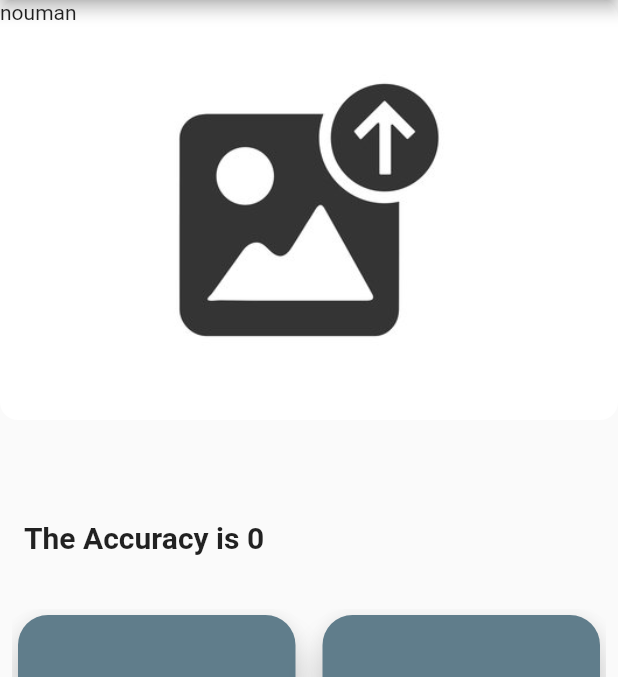
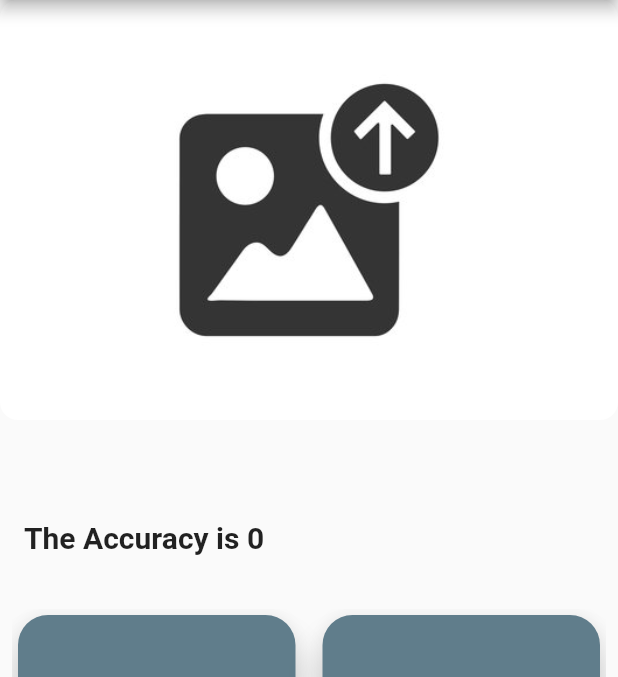
Before and after one commit to Nouman-Tasif/hairbaldnessdiseaseapp, a Flutter app: the HomeScreen screen opened directly, on a phone screen of 412 x 824 dp, the part 84-761 px from its top. Run offline on Flutter 3.47's test engine with Material 2 defaults, Android fonts, the phone set to English and light mode, and no system bars; our stand-ins replace cloud_firestore, firebase_auth, firebase_core, fluttertoast, image_picker, persistent_bottom_nav_bar; missing offline and left inert: flutter_tflite; accounts and stored records are empty.

Commit message:
issue fixed

```diff
--- a/lib/screen/home_screen.dart
+++ b/lib/screen/home_screen.dart
@@ -49,7 +49,7 @@ class _HomeScreenState extends State<HomeScreen> {
                 child: FutureBuilder<DocumentSnapshot>(
                   future: FirebaseFirestore.instance
                       .collection('users')
-                      .doc(DynamicSize().user!.uid)
+                      .doc(DynamicSize().user?.uid)
                       .get(),
                   builder: (context, snapshot) {
                     if (snapshot.hasData) {
@@ -118,7 +118,7 @@ class _HomeScreenState extends State<HomeScreen> {
                 ),
               ),
               child: viewModel.selectedImage == null
-                  ? const Text('nouman')
+                  ? const Text('')
                   : Image.file(
                 viewModel.selectedImage!,
                 fit: BoxFit.fill,
```
Also changed, not shown: lib/viewmodel/homeScreen_viewmodel.dart (+2 -7 lines).
